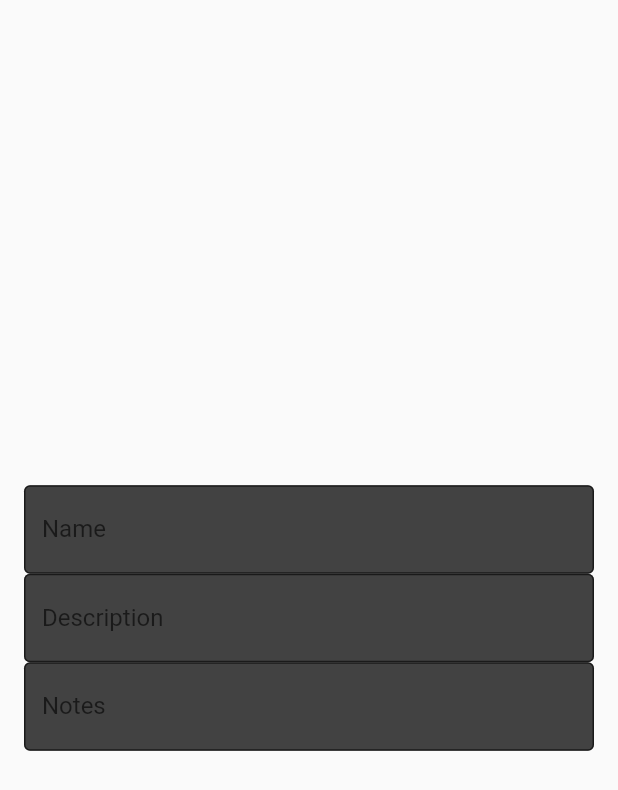
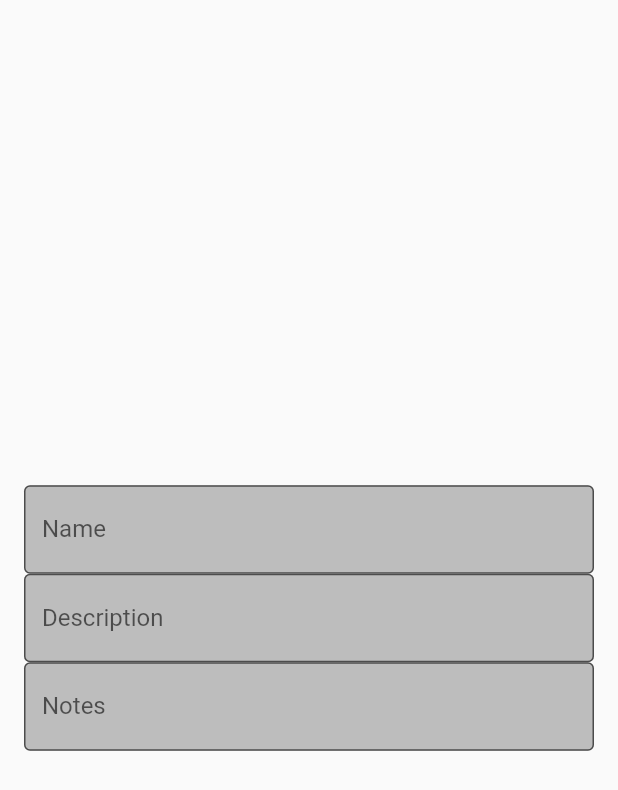
Before and after one commit to berkeparildar/Cookbook-App, a Flutter app: the AddRecipePage screen opened directly, on a phone screen of 412 x 824 dp. Shown: the top 790 px of the screen. Run offline on Flutter 3.47's test engine with Material 2 defaults, Android fonts, the phone set to English and light mode, and no system bars.

Commit message:
-Text field color changed

```diff
--- a/lib/main.dart
+++ b/lib/main.dart
@@ -105,6 +105,7 @@ class AddRecipePage extends StatefulWidget {
 class _AddRecipeState extends State<AddRecipePage> {
   final myController = TextEditingController();
 
+
   @override
   void initState() {
     super.initState();
@@ -125,6 +126,10 @@ class _AddRecipeState extends State<AddRecipePage> {
     print('Second text field: ${myController.text}');
   }
 
+  Color textFieldColor = Colors.grey.shade400;
+  final _formKey = GlobalKey<FormState>(); //sm
+  String? recipeName;//sm
+
   @override
   Widget build(BuildContext context) {
     return Scaffold(
@@ -138,7 +143,7 @@ class _AddRecipeState extends State<AddRecipePage> {
                 labelText: 'Name',
                 border: OutlineInputBorder(),
                 filled: true,
-                fillColor: Colors.grey.shade800,
+                fillColor: textFieldColor,
               ),
               onChanged: (text) {
                 print('First text field: $text');
@@ -149,7 +154,7 @@ class _AddRecipeState extends State<AddRecipePage> {
                 labelText: 'Description',
                 border: OutlineInputBorder(),
                 filled: true,
-                fillColor: Colors.grey.shade800,
+                fillColor: textFieldColor,
               ),
               controller: myController,
             ),
@@ -158,7 +163,7 @@ class _AddRecipeState extends State<AddRecipePage> {
                 labelText: 'Notes',
                 border: OutlineInputBorder(),
                 filled: true,
-                fillColor: Colors.grey.shade800,
+                fillColor: textFieldColor,
               ),
               controller: myController,
             ),
```
